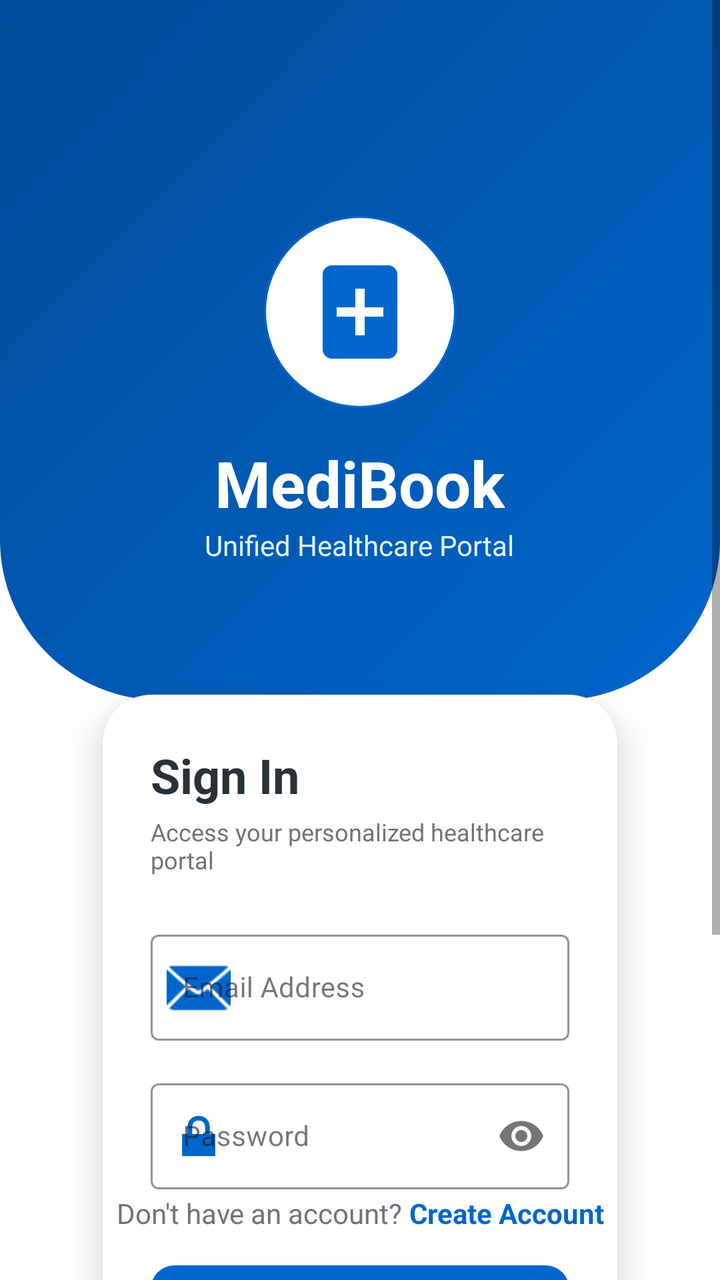
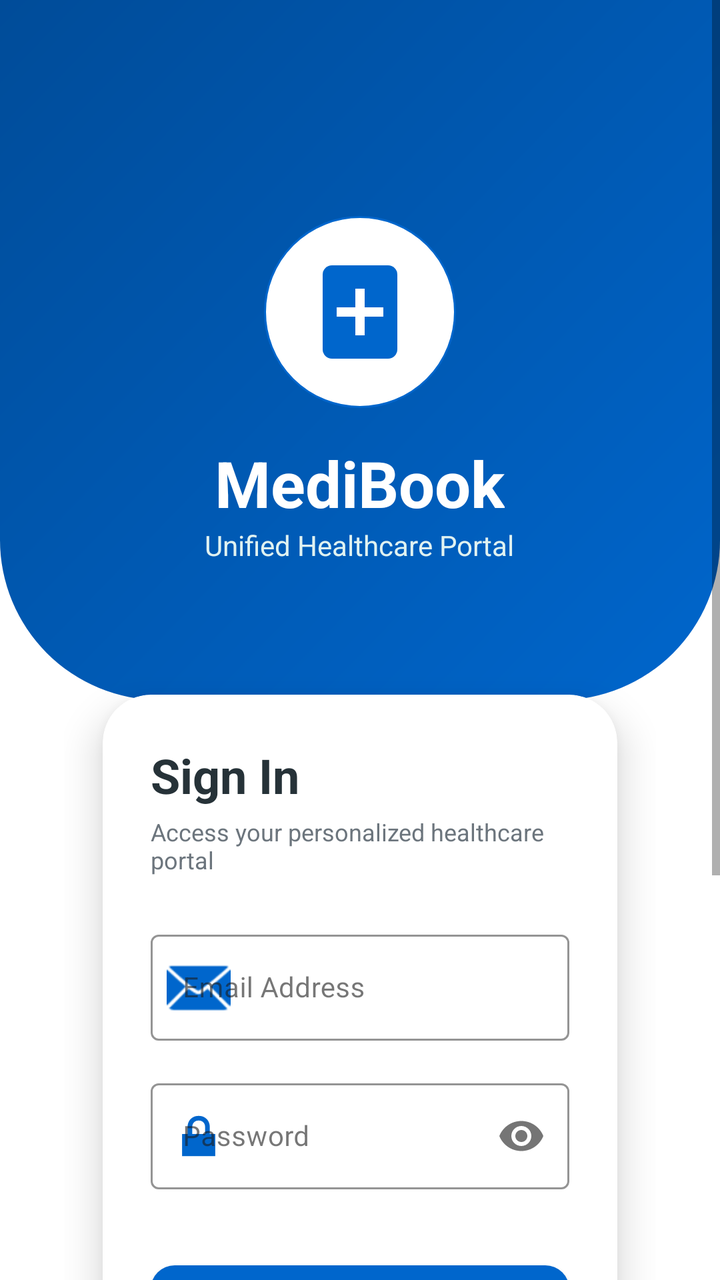

Compare the two renders of this Android layout. The source of the first and the diff that turns it into the second are given below.
<!-- AndroidManifest.xml: application theme Theme.MediBook -->
<!-- res/layout/activity_unified_login.xml -->
<?xml version="1.0" encoding="utf-8"?>
<androidx.constraintlayout.widget.ConstraintLayout xmlns:android="http://schemas.android.com/apk/res/android" xmlns:app="http://schemas.android.com/apk/res-auto" xmlns:tools="http://schemas.android.com/tools" android:layout_width="match_parent" android:layout_height="match_parent" android:background="#FFFFFF">

  
  <View android:id="@+id/bg_accent" android:layout_width="match_parent" android:layout_height="350dp" android:background="@drawable/bg_login_header" app:layout_constraintTop_toTopOf="parent" />

  <ScrollView android:layout_width="match_parent" android:layout_height="match_parent" android:fillViewport="true">

    <LinearLayout android:layout_width="match_parent" android:layout_height="wrap_content" android:orientation="vertical" android:padding="32dp">

      <Space android:layout_width="match_parent" android:layout_height="60dp" />

      
      <ImageView android:id="@+id/logo" android:layout_width="96dp" android:layout_height="96dp" android:layout_gravity="center" android:layout_marginTop="16dp" android:padding="20dp" android:background="@drawable/bg_logo_circle" android:contentDescription="@string/login_logo_description" android:src="@drawable/ic_medical_kit" />

      <TextView android:layout_width="wrap_content" android:layout_height="wrap_content" android:layout_gravity="center" android:layout_marginTop="16dp" android:text="MediBook" android:textColor="#FFFFFF" android:textSize="32sp" android:textStyle="bold" />

      <TextView android:layout_width="wrap_content" android:layout_height="wrap_content" android:layout_gravity="center" android:text="Unified Healthcare Portal" android:textColor="#E0F2F1" android:textSize="14sp" />

      
      <androidx.cardview.widget.CardView android:layout_width="match_parent" android:layout_height="wrap_content" android:layout_marginTop="40dp" app:cardCornerRadius="24dp" app:cardElevation="12dp" app:cardUseCompatPadding="true">

        <LinearLayout android:layout_width="match_parent" android:layout_height="wrap_content" android:orientation="vertical" android:padding="24dp">

          <TextView android:layout_width="wrap_content" android:layout_height="wrap_content" android:text="Sign In" android:textColor="#263238" android:textSize="24sp" android:textStyle="bold" />

          <TextView android:layout_width="wrap_content" android:layout_height="wrap_content" android:layout_marginTop="4dp" android:text="Access your personalized healthcare portal" android:textColor="@color/text_secondary" android:textSize="12sp" />

          
          <com.google.android.material.textfield.TextInputLayout style="@style/Widget.MaterialComponents.TextInputLayout.OutlinedBox" android:layout_width="match_parent" android:layout_height="wrap_content" android:layout_marginTop="24dp" android:hint="Email Address" app:boxStrokeColor="@color/primary_blue" app:hintTextColor="@color/primary_blue" app:startIconDrawable="@android:drawable/ic_dialog_email" app:startIconTint="@color/primary_blue">

            <com.google.android.material.textfield.TextInputEditText android:id="@+id/email_edit_text" android:layout_width="match_parent" android:layout_height="wrap_content" android:inputType="textEmailAddress" android:textSize="14sp" />
          </com.google.android.material.textfield.TextInputLayout>

          
          <com.google.android.material.textfield.TextInputLayout style="@style/Widget.MaterialComponents.TextInputLayout.OutlinedBox" android:layout_width="match_parent" android:layout_height="wrap_content" android:layout_marginTop="16dp" android:hint="Password" app:boxStrokeColor="@color/primary_blue" app:hintTextColor="@color/primary_blue" app:passwordToggleEnabled="true" app:startIconDrawable="@android:drawable/ic_lock_lock" app:startIconTint="@color/primary_blue">

            <com.google.android.material.textfield.TextInputEditText android:id="@+id/password_edit_text" android:layout_width="match_parent" android:layout_height="wrap_content" android:inputType="textPassword" android:textSize="14sp" />
          </com.google.android.material.textfield.TextInputLayout>

          
          <com.google.android.material.button.MaterialButton android:id="@+id/login_button" android:layout_width="match_parent" android:layout_height="56dp" android:layout_marginTop="32dp" android:text="Sign In" android:textAllCaps="false" android:textSize="16sp" android:textStyle="bold" app:backgroundTint="@color/primary_blue" app:cornerRadius="12dp" android:textColor="@color/white" />

          
          <LinearLayout android:layout_width="match_parent" android:layout_height="wrap_content" android:layout_marginTop="20dp" android:gravity="center" android:orientation="horizontal">

            <View android:layout_width="0dp" android:layout_height="1dp" android:layout_weight="1" android:background="#ECEFF1" />

            <TextView android:layout_width="wrap_content" android:layout_height="wrap_content" android:layout_marginStart="16dp" android:layout_marginEnd="16dp" android:text="OR" android:textColor="#B0BEC5" android:textSize="12sp" />

            <View android:layout_width="0dp" android:layout_height="1dp" android:layout_weight="1" android:background="#ECEFF1" />
          </LinearLayout>

          
          <com.google.android.material.button.MaterialButton android:id="@+id/google_login_button" style="@style/Widget.MaterialComponents.Button.OutlinedButton" android:layout_width="match_parent" android:layout_height="56dp" android:layout_marginTop="20dp" android:text="Continue with Google" android:textAllCaps="false" android:textColor="#455A64" app:cornerRadius="12dp" app:icon="@drawable/ic_google" app:iconGravity="textStart" app:iconTint="@null" app:strokeColor="#ECEFF1" />

        </LinearLayout>
      </androidx.cardview.widget.CardView>

    </LinearLayout>
  </ScrollView>

  
  <LinearLayout android:layout_width="wrap_content" android:layout_height="wrap_content" android:layout_gravity="center" android:layout_marginBottom="24dp" android:orientation="horizontal" android:gravity="center" app:layout_constraintBottom_toBottomOf="parent" app:layout_constraintStart_toStartOf="parent" app:layout_constraintEnd_toEndOf="parent">

    <TextView android:layout_width="wrap_content" android:layout_height="wrap_content" android:text="Don't have an account? " android:textColor="@color/text_secondary" android:textSize="14sp" />

    <TextView android:id="@+id/signup_redirect" android:layout_width="wrap_content" android:layout_height="wrap_content" android:text="Create Account" android:textColor="@color/primary_blue" android:textSize="14sp" android:textStyle="bold" />
  </LinearLayout>

  
  <FrameLayout android:id="@+id/progress_overlay" android:layout_width="match_parent" android:layout_height="match_parent" android:background="#80FFFFFF" android:clickable="true" android:focusable="true" android:visibility="gone" app:layout_constraintBottom_toBottomOf="parent" app:layout_constraintEnd_toEndOf="parent" app:layout_constraintStart_toStartOf="parent" app:layout_constraintTop_toTopOf="parent">

    <ProgressBar android:layout_width="wrap_content" android:layout_height="wrap_content" android:layout_gravity="center" android:indeterminateTint="@color/primary_blue" />
  </FrameLayout>

</androidx.constraintlayout.widget.ConstraintLayout>
<!-- resources referenced by this layout -->
<resources>
  <color name="primary_blue">#0066CC</color>
  <color name="text_secondary">#6C757D</color>
  <color name="white">#FFFFFFFF</color>
  <!-- drawable bg_login_header (drawable) -->
  <?xml version="1.0" encoding="utf-8"?>
  <shape xmlns:android="http://schemas.android.com/apk/res/android" android:shape="rectangle">
    <gradient android:angle="135" android:endColor="@color/primary_dark" android:startColor="@color/primary_blue" android:type="linear" />
    <corners android:bottomLeftRadius="80dp" android:bottomRightRadius="80dp" />
  </shape>
  <!-- drawable bg_logo_circle (drawable) -->
  <?xml version="1.0" encoding="utf-8"?>
  <shape xmlns:android="http://schemas.android.com/apk/res/android" android:shape="oval">
    <solid android:color="@color/white" />
    <size android:width="96dp" android:height="96dp" />
    <corners android:radius="48dp" />
    <stroke android:width="1dp" android:color="@color/primary_blue" />
  </shape>
  <!-- drawable ic_google (drawable) -->
  <vector xmlns:android="http://schemas.android.com/apk/res/android"
      android:width="24dp"
      android:height="24dp"
      android:viewportWidth="24"
      android:viewportHeight="24">
      <path
          android:fillColor="#4285F4"
          android:pathData="M22.56,12.25c0,-0.78 -0.07,-1.53 -0.2,-2.25H12v4.26h5.92c-0.26,1.37 -1.04,2.53 -2.21,3.31v2.77h3.57c2.08,-1.92 3.28,-4.74 3.28,-8.09z"/>
      <path
          android:fillColor="#34A853"
          android:pathData="M12,23c2.97,0 5.46,-0.98 7.28,-2.66l-3.57,-2.77c-0.98,0.66 -2.23,1.06 -3.71,1.06 -2.86,0 -5.29,-1.93 -6.16,-4.53H2.18v2.84C3.99,20.53 7.7,23 12,23z"/>
      <path
          android:fillColor="#FBBC05"
          android:pathData="M5.84,14.09c-0.22,-0.66 -0.35,-1.36 -0.35,-2.09s0.13,-1.43 0.35,-2.09V7.07H2.18C1.43,8.55 1,10.22 1,12s0.43,3.45 1.18,4.93l2.85,-2.22 0.81,-0.62z"/>
      <path
          android:fillColor="#EA4335"
          android:pathData="M12,5.38c1.62,0 3.06,0.56 4.21,1.64l3.15,-3.15C17.45,2.09 14.97,1 12,1 7.7,1 3.99,3.47 2.18,7.07l3.66,2.84c0.87,-2.6 3.3,-4.53 6.16,-4.53z"/>
  </vector>
  <!-- drawable ic_medical_kit (drawable) -->
  <vector xmlns:android="http://schemas.android.com/apk/res/android"
      android:width="120dp"
      android:height="120dp"
      android:viewportWidth="24"
      android:viewportHeight="24">
      
      
      <path
          android:fillColor="#0066CC"
          android:pathData="M6,2L18,2A2,2 0,0 1,20 4L20,20A2,2 0,0 1,18 22L6,22A2,2 0,0 1,4 20L4,4A2,2 0,0 1,6 2z"/>
      
      
      <path
          android:fillColor="#FFFFFF"
          android:pathData="M11,7h2v4h4v2h-4v4h-2v-4H7v-2h4z"/>
      
      
      <path
          android:fillColor="#0066CC"
          android:pathData="M9,2h6v2h-6z"/>
  </vector>
  <string name="login_logo_description">MediBook medical kit logo</string>
  <style name="Theme.MediBook" parent="Theme.MaterialComponents.Light.NoActionBar">
          
          <item name="colorPrimary">@color/primary_blue</item>
          <item name="colorPrimaryVariant">@color/primary_dark</item>
          <item name="colorOnPrimary">@color/white</item>
          
          
          <item name="colorSecondary">@color/teal_200</item>
          <item name="colorSecondaryVariant">@color/teal_700</item>
          <item name="colorOnSecondary">@color/black</item>
          
          
          <item name="android:statusBarColor">@color/primary_dark</item>
          <item name="android:windowLightStatusBar" tools:targetApi="m">true</item>
          
          
          <item name="android:windowBackground">@color/background_light</item>
          <item name="colorSurface">@color/surface</item>
          <item name="colorOnSurface">@color/text_dark</item>
      </style>
  <color name="primary_dark">#004C99</color>
  <color name="teal_200">#FF03DAC5</color>
  <color name="teal_700">#FF018786</color>
  <color name="black">#FF000000</color>
  <color name="background_light">#F8F9FA</color>
  <color name="surface">#FFFFFF</color>
  <color name="text_dark">#1A1A1A</color>
</resources>

<!-- the commit's change to res/layout/activity_unified_login.xml (unified diff, before → after) -->
@@ -54,19 +54,19 @@
           
           <com.google.android.material.button.MaterialButton android:id="@+id/google_login_button" style="@style/Widget.MaterialComponents.Button.OutlinedButton" android:layout_width="match_parent" android:layout_height="56dp" android:layout_marginTop="20dp" android:text="Continue with Google" android:textAllCaps="false" android:textColor="#455A64" app:cornerRadius="12dp" app:icon="@drawable/ic_google" app:iconGravity="textStart" app:iconTint="@null" app:strokeColor="#ECEFF1" />
 
+          
+          <LinearLayout android:layout_width="match_parent" android:layout_height="wrap_content" android:layout_marginTop="24dp" android:gravity="center" android:orientation="horizontal">
+
+            <TextView android:layout_width="wrap_content" android:layout_height="wrap_content" android:text="Don't have an account? " android:textColor="@color/text_secondary" android:textSize="14sp" />
+
+            <TextView android:id="@+id/signup_redirect" android:layout_width="wrap_content" android:layout_height="wrap_content" android:text="Create Account" android:textColor="@color/primary_blue" android:textSize="14sp" android:textStyle="bold" />
+          </LinearLayout>
+
         </LinearLayout>
       </androidx.cardview.widget.CardView>
 
     </LinearLayout>
   </ScrollView>
-
-  
-  <LinearLayout android:layout_width="wrap_content" android:layout_height="wrap_content" android:layout_gravity="center" android:layout_marginBottom="24dp" android:orientation="horizontal" android:gravity="center" app:layout_constraintBottom_toBottomOf="parent" app:layout_constraintStart_toStartOf="parent" app:layout_constraintEnd_toEndOf="parent">
-
-    <TextView android:layout_width="wrap_content" android:layout_height="wrap_content" android:text="Don't have an account? " android:textColor="@color/text_secondary" android:textSize="14sp" />
-
-    <TextView android:id="@+id/signup_redirect" android:layout_width="wrap_content" android:layout_height="wrap_content" android:text="Create Account" android:textColor="@color/primary_blue" android:textSize="14sp" android:textStyle="bold" />
-  </LinearLayout>
 
   
   <FrameLayout android:id="@+id/progress_overlay" android:layout_width="match_parent" android:layout_height="match_parent" android:background="#80FFFFFF" android:clickable="true" android:focusable="true" android:visibility="gone" app:layout_constraintBottom_toBottomOf="parent" app:layout_constraintEnd_toEndOf="parent" app:layout_constraintStart_toStartOf="parent" app:layout_constraintTop_toTopOf="parent">
